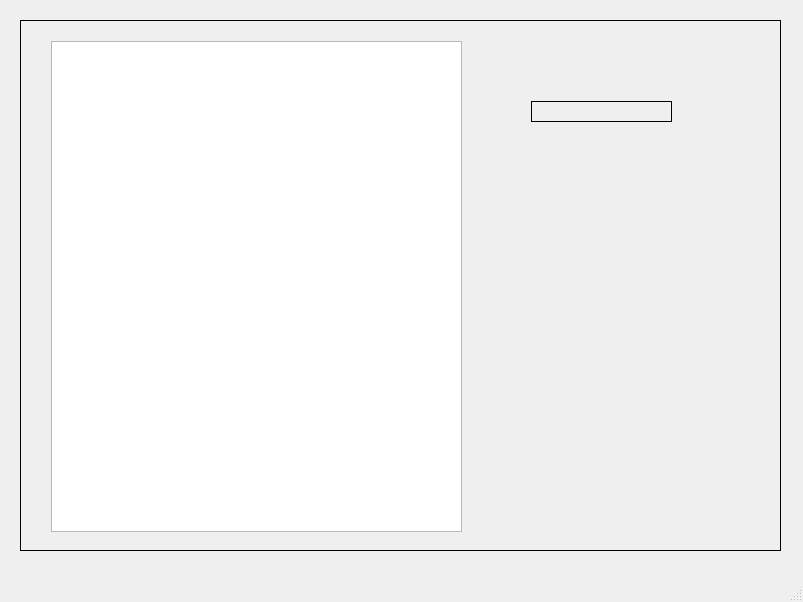
Above: CS1D_Project_2/mainwindow.ui from hicholasnu/Take-Me-Out-To-The-Ballgame before the change. Below: the same form after it.
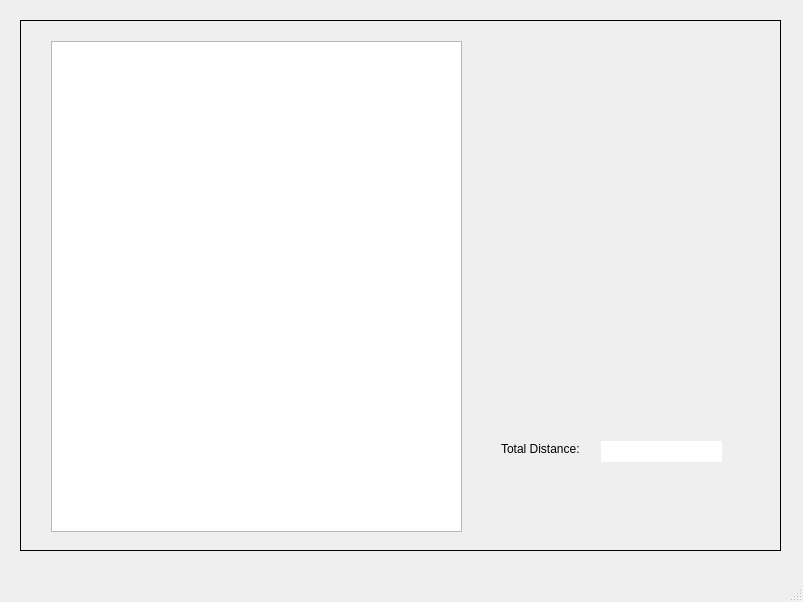
That is the form after the change. The open tabs and pages were chosen to show the change.

Diff of the .ui file:
```diff
--- a/CS1D_Project_2/mainwindow.ui
+++ b/CS1D_Project_2/mainwindow.ui
@@ -1055,14 +1055,27 @@
      <widget class="QLabel" name="labelShowTotalDistanceFromDirectTrip">
       <property name="geometry">
        <rect>
-        <x>510</x>
-        <y>80</y>
-        <width>141</width>
+        <x>480</x>
+        <y>420</y>
+        <width>91</width>
+        <height>16</height>
+       </rect>
+      </property>
+      <property name="text">
+       <string>Total Distance:</string>
+      </property>
+     </widget>
+     <widget class="QLabel" name="labelTotalDistanceDirectedPath">
+      <property name="geometry">
+       <rect>
+        <x>580</x>
+        <y>420</y>
+        <width>121</width>
         <height>21</height>
        </rect>
       </property>
-      <property name="frameShape">
-       <enum>QFrame::Box</enum>
+      <property name="styleSheet">
+       <string notr="true">background-color: rgb(255, 255, 255);</string>
       </property>
       <property name="text">
        <string/>
```
Left out of the diff: 4 changed lines with no effect on the pictures.
